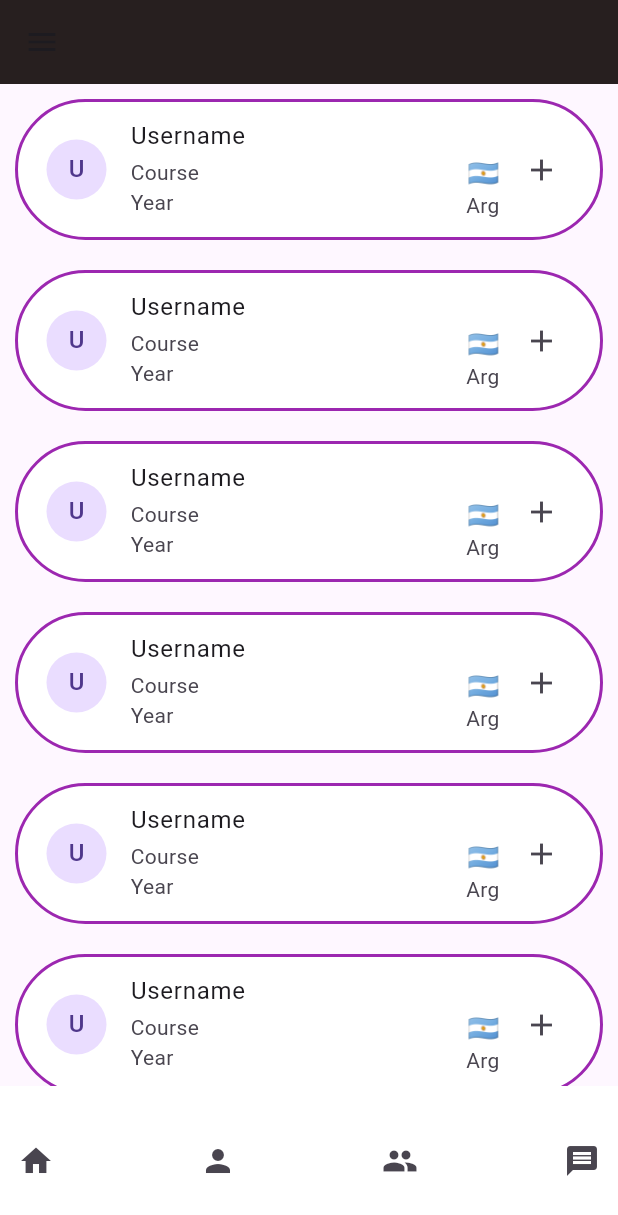
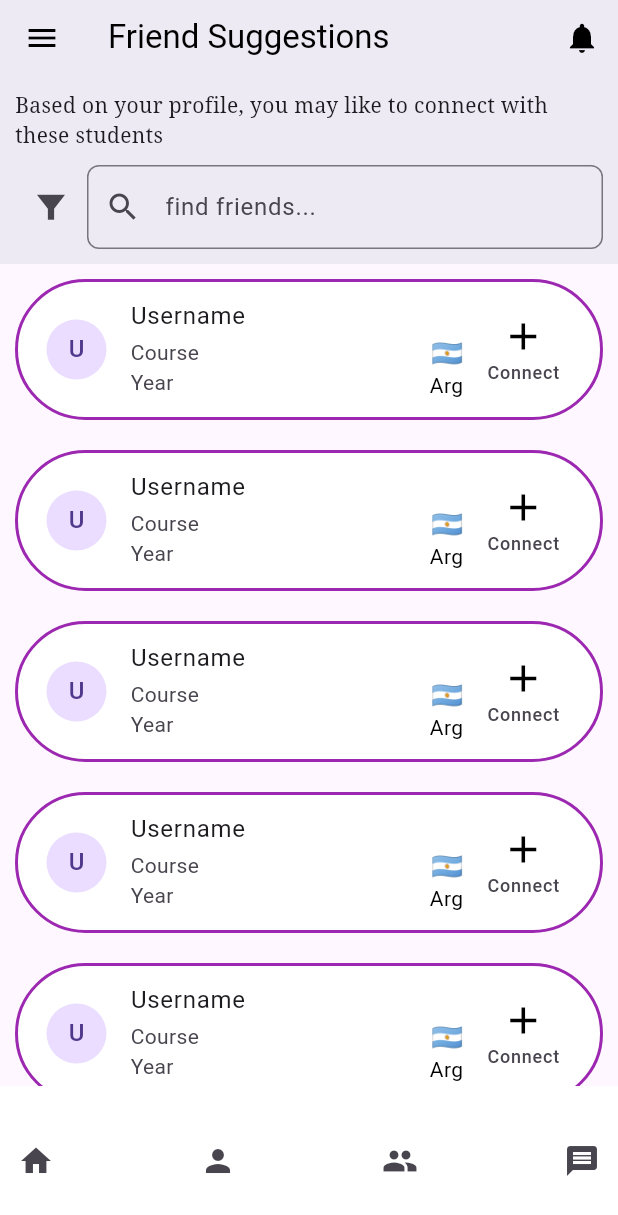
Before and after one commit to Safo-Samson/UniConnect, a Flutter app: the screen it shows after launch, on a phone screen of 412 x 824 dp. Shown: the top 1215 px of the screen. Run offline on Flutter 3.47's test engine with Material 3 defaults, Android fonts, the light colour scheme and no system bars; our stand-ins replace cloud_firestore, firebase_auth, firebase_core; accounts and stored records are empty.

Commit message:
modified app bar to include filter and search

```diff
--- a/lib/views/homepage_views/friend_suggestions.dart
+++ b/lib/views/homepage_views/friend_suggestions.dart
@@ -1,5 +1,6 @@
 import 'package:flutter/material.dart';
 import 'package:uniconnect/utils/brand_fonts.dart';
+import 'package:uniconnect/utils/spaces.dart';
 import 'package:uniconnect/widgets/home_bottom_navigation.dart';
 import 'package:uniconnect/widgets/user_profile.dart';
 import 'package:uniconnect/widgets/user_profile_container.dart';
@@ -27,14 +28,82 @@ class _FriendSuggestionsState extends State<FriendSuggestions> {
   Widget build(BuildContext context) {
     return Scaffold(
       appBar: AppBar(
-        backgroundColor: const Color.fromARGB(252, 36, 28, 28),
+        backgroundColor: Colors.white,
+        iconTheme: const IconThemeData(color: Colors.black),
+        elevation: 8,
+        title: const Text(
+          'Friend Suggestions',
+          style: TextStyle(color: Colors.black),
+        ),
+        flexibleSpace: Container(
+          decoration: const BoxDecoration(
+            color: Color.fromARGB(0, 255, 255, 255),
+          ),
+        ),
+        bottom: PreferredSize(
+          preferredSize:
+              const Size.fromHeight(120.0), // Increase the height if necessary
+          child: Padding(
+            padding: const EdgeInsets.all(10.0),
+            child: Column(
+              crossAxisAlignment: CrossAxisAlignment.stretch,
+              children: [
+                const Text(
+                  'Based on your profile, you may like to connect with these students',
+                  style: TextStyle(
+                    fontFamily: BrandFonts.fontFamily,
+                  ),
+                ),
+                verticalSpace(10),
+                Row(
+                  mainAxisAlignment: MainAxisAlignment.spaceBetween,
+                  children: [
+                    IconButton(
+                      icon: const Icon(
+                        Icons.filter_alt_sharp,
+                        size: 25,
+                      ),
+                      onPressed: () {
+                        // Handle filter button press
+                      },
+                    ),
+                    Expanded(
+                      child: TextField(
+                        decoration: InputDecoration(
+                          hintText: 'find friends...',
+                          prefixIcon: const Icon(Icons.search),
+                          border: OutlineInputBorder(
+                            borderRadius: BorderRadius.circular(8.0),
+                          ),
+                        ),
+                        onChanged: (value) {
+                          // Handle search input change
+                        },
+                      ),
+                    ),
+                  ],
+                ),
+              ],
+            ),
+          ),
+        ),
+        actions: [
+          IconButton(
+            icon: const Icon(Icons.notifications),
+            onPressed: () {
+              // Handle button press
+            },
+          ),
+        ],
       ),
+
+
       drawer: Drawer(
         child: ListView(
           children: [
             const DrawerHeader(
               decoration: BoxDecoration(
-                color: Color.fromARGB(253, 255, 255, 255),
+                color: Color.fromARGB(250, 138, 29, 189),
               ),
               child: Text(
                 'Uniconnect',
@@ -75,7 +144,7 @@ class _FriendSuggestionsState extends State<FriendSuggestions> {
         children: [
           Expanded(
             child: ListView.builder(
-              itemCount: 6,
+              itemCount: 10,
               itemBuilder: (BuildContext context, int index) {
                 return UserProfileContainer(user: user);
               },
--- a/lib/widgets/user_profile_container.dart
+++ b/lib/widgets/user_profile_container.dart
@@ -1,7 +1,9 @@
+// ignore_for_file: must_be_immutable
 
 import 'package:flutter/material.dart';
 import 'package:uniconnect/utils/brand_colours.dart';
 import 'package:uniconnect/widgets/user_profile.dart';
+
 
 class UserProfileContainer extends StatefulWidget {
   UserProfile user;
@@ -30,7 +32,9 @@ class _UserProfileContainerState extends State<UserProfileContainer> {
           // You can set the user's profile picture here
           child: Text('U'), // Example: Display the first letter of the username
         ),
+
         title: Text(widget.user.username),
+
         subtitle:
             Row(mainAxisAlignment: MainAxisAlignment.spaceBetween, children: [
           Column(
@@ -43,14 +47,33 @@ class _UserProfileContainerState extends State<UserProfileContainer> {
           Column(
             crossAxisAlignment: CrossAxisAlignment.end,
             children: [
-              Text(widget.user.flag, style: const TextStyle(fontSize: 17)),
+              Text(widget.user.flag,
+                  style: const TextStyle(fontSize: 17, color: Colors.black)),
               Text(
                 widget.user.country.substring(0, 3),
+                style: const TextStyle(color: Colors.black),
+
               ),
             ],
           ),
+
         ]),
-        trailing: const Icon(Icons.add),
+
+
+        trailing: const Column(
+          mainAxisAlignment: MainAxisAlignment.center,
+          children: [
+            Icon(
+              Icons.add,
+              color: Colors.black,
+              size: 30,
+            ),
+            // SizedBox(height: 2),
+            Text('Connect',
+                style:
+                    TextStyle(fontSize: 12)), // Adjust the font size as needed
+          ],
+        ),
         onTap: () {},
       ),
     );
```
